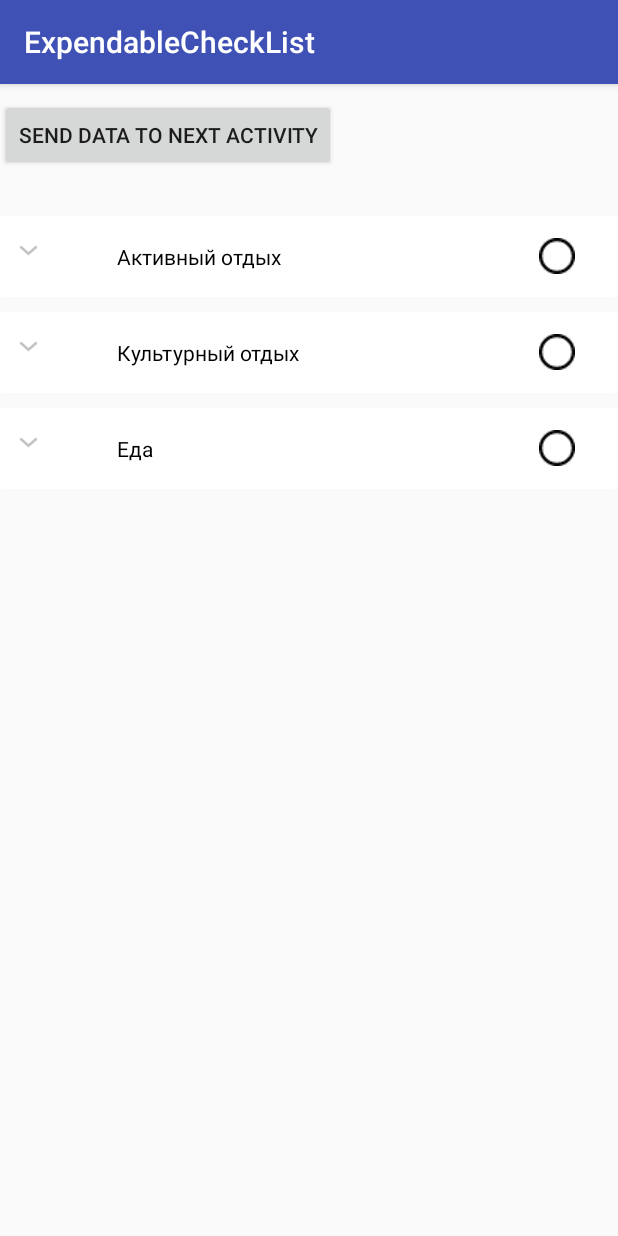
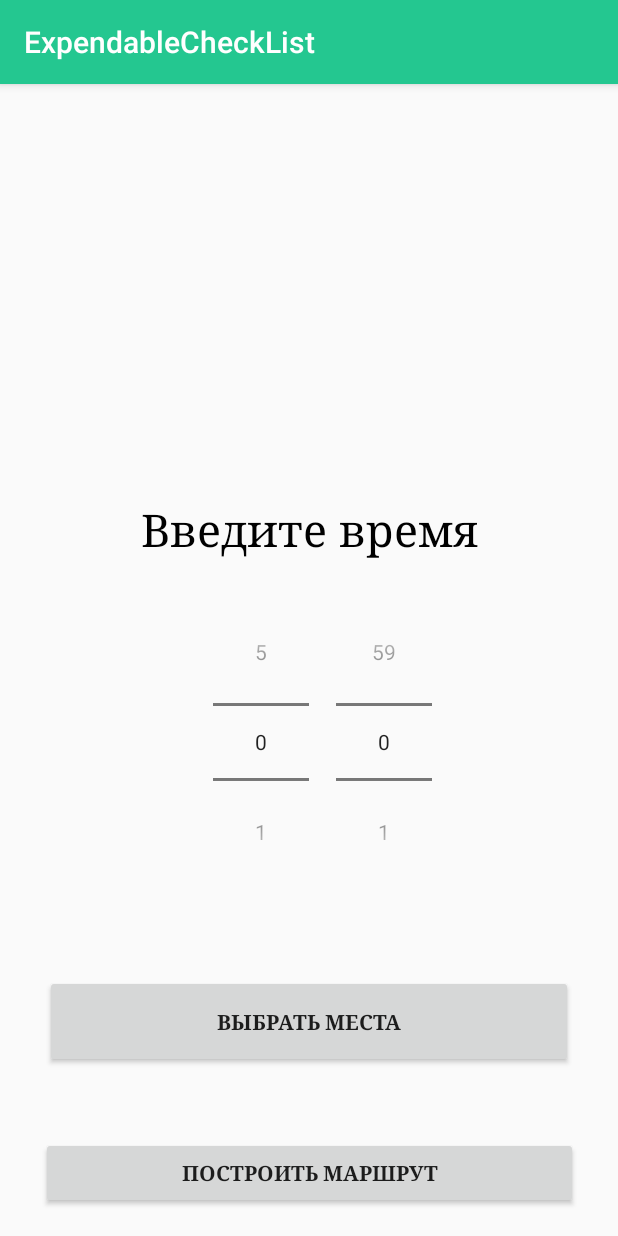
Before and after one commit to theantialex/Find-Your-Places, an Android app: the screen it shows after launch (MainActivity before the commit, NewRouteActivity after it), on a phone screen of 412 x 824 dp. Run offline under Robolectric (Android 15) with nearby library versions, the phone set to English and light mode, and no system bars.

Commit message:
New Activities

```diff
--- a/app/src/main/AndroidManifest.xml
+++ b/app/src/main/AndroidManifest.xml
@@ -9,14 +9,21 @@
         android:roundIcon="@mipmap/ic_launcher_round"
         android:supportsRtl="true"
         android:theme="@style/AppTheme">
-        <activity android:name=".MainActivity">
+        <activity android:name=".NewRouteActivity">
             <intent-filter>
                 <action android:name="android.intent.action.MAIN" />
 
                 <category android:name="android.intent.category.LAUNCHER" />
             </intent-filter>
         </activity>
-        <activity android:name=".CheckedActivity"></activity>
+        <activity android:name=".CheckedActivity" />
+        <activity android:name=".PlacesListActivity">
+            <intent-filter>
+                <action android:name=".PlacesListActivity" />
+
+                <category android:name="android.intent.category.DEFAULT" />
+            </intent-filter>
+        </activity>
     </application>
 
 </manifest>
--- /dev/null
+++ b/app/src/main/java/com/example/alexandra/expendablechecklist/NewRouteActivity.java
@@ -0,0 +1,51 @@
+package com.example.alexandra.expendablechecklist;
+
+import android.content.Intent;
+import android.support.v7.app.AppCompatActivity;
+import android.os.Bundle;
+import android.view.View;
+import android.widget.Button;
+import android.widget.NumberPicker;
+
+public class NewRouteActivity extends AppCompatActivity {
+
+    NumberPicker thouPicker = null;
+    NumberPicker tminPicker = null;
+    private Button act_new;
+
+    @Override
+    protected void onCreate(Bundle savedInstanceState) {
+        super.onCreate(savedInstanceState);
+        setContentView(R.layout.activity_new_route);
+        addListenerOnButton();
+
+        thouPicker = (NumberPicker)findViewById(R.id.hour_picker);
+        thouPicker.setMaxValue(5);
+        thouPicker.setMinValue(0);
+        thouPicker.setWrapSelectorWheel(true);
+
+        tminPicker = (NumberPicker)findViewById(R.id.minute_picker);
+        tminPicker.setMaxValue(59);
+        tminPicker.setMinValue(0);
+        tminPicker.setWrapSelectorWheel(true);
+
+
+    }
+    public void addListenerOnButton() {
+
+        act_new = (Button) findViewById(R.id.btnChoose);
+
+        act_new.setOnClickListener(
+                new View.OnClickListener() {
+                    @Override
+                    public void onClick(View v) {
+                        //Opens second activity
+                        Intent intent = new Intent(".PlacesListActivity");
+                        startActivity(intent);
+
+
+                    }
+                }
+        );
+    }
+    }
--- a/app/src/main/java/com/example/alexandra/expendablechecklist/MainActivity.java
+++ b/app/src/main/java/com/example/alexandra/expendablechecklist/PlacesListActivity.java
@@ -12,7 +12,7 @@ import com.example.alexandra.expendablechecklist.Model.SubCategoryItem;
 import java.util.ArrayList;
 import java.util.HashMap;
 
-public class MainActivity extends AppCompatActivity {
+public class PlacesListActivity extends AppCompatActivity {
 
     private Button btn;
     private ExpandableListView lvCategory;
@@ -28,14 +28,14 @@ public class MainActivity extends AppCompatActivity {
     @Override
     protected void onCreate(Bundle savedInstanceState) {
         super.onCreate(savedInstanceState);
-        setContentView(R.layout.activity_main);
+        setContentView(R.layout.activity_places_list);
 
         btn = findViewById(R.id.btn);
 
         btn.setOnClickListener(new View.OnClickListener() {
             @Override
             public void onClick(View v) {
-                Intent intent = new Intent(MainActivity.this, CheckedActivity.class);
+                Intent intent = new Intent(PlacesListActivity.this, CheckedActivity.class);
                 startActivity(intent);
             }
         });
@@ -99,13 +99,17 @@ public class MainActivity extends AppCompatActivity {
         dataItem.setCategoryId("3");
         dataItem.setCategoryName("Еда");
         arSubCategory = new ArrayList<>();
+        ArrayList<String> FoodTypes = new ArrayList<>();
+        FoodTypes.add("Ресторан");
+        FoodTypes.add("Кафе");
+        FoodTypes.add("Бар");
 
-        for (int k = 1; k < 6; k++) {
+        for (int k = 0; k < FoodTypes.size(); k++) {
 
             SubCategoryItem subCategoryItem = new SubCategoryItem();
             subCategoryItem.setCategoryId(String.valueOf(ActTypes));
             subCategoryItem.setIsChecked(ConstantManager.CHECK_BOX_CHECKED_FALSE);
-            subCategoryItem.setSubCategoryName("Cooking: " + k);
+            subCategoryItem.setSubCategoryName(FoodTypes.get(k));
             arSubCategory.add(subCategoryItem);
         }
 
--- /dev/null
+++ b/app/src/main/res/layout/activity_new_route.xml
@@ -0,0 +1,89 @@
+<?xml version="1.0" encoding="utf-8"?>
+<android.support.constraint.ConstraintLayout xmlns:android="http://schemas.android.com/apk/res/android"
+    xmlns:app="http://schemas.android.com/apk/res-auto"
+    xmlns:tools="http://schemas.android.com/tools"
+    android:layout_width="match_parent"
+    android:layout_height="match_parent"
+    tools:context=".NewRouteActivity">
+
+    <NumberPicker
+        android:id="@+id/hour_picker"
+        android:layout_width="wrap_content"
+        android:layout_height="wrap_content"
+        android:layout_marginStart="124dp"
+        android:layout_marginLeft="124dp"
+        android:layout_marginBottom="239dp"
+        android:orientation="vertical"
+        app:layout_constraintBottom_toBottomOf="parent"
+        app:layout_constraintEnd_toStartOf="@+id/minute_picker"
+        app:layout_constraintStart_toStartOf="parent" />
+
+    <NumberPicker
+        android:id="@+id/minute_picker"
+        android:layout_width="wrap_content"
+        android:layout_height="wrap_content"
+        android:layout_marginTop="31dp"
+        android:layout_marginEnd="124dp"
+        android:layout_marginRight="124dp"
+        android:layout_marginBottom="239dp"
+        android:orientation="vertical"
+        app:layout_constraintBottom_toBottomOf="parent"
+        app:layout_constraintEnd_toEndOf="parent"
+        app:layout_constraintTop_toBottomOf="@+id/time_view" />
+
+    <TextView
+        android:id="@+id/time_view"
+        android:layout_width="wrap_content"
+        android:layout_height="wrap_content"
+        android:layout_marginTop="20dp"
+        android:layout_marginBottom="32dp"
+        android:gravity="center"
+        android:text="@string/dfh"
+        android:textColor="@android:color/black"
+        android:textSize="30sp"
+        app:fontFamily="serif"
+        app:layout_constraintBottom_toTopOf="@+id/hour_picker"
+        app:layout_constraintEnd_toEndOf="parent"
+        app:layout_constraintHorizontal_bias="0.503"
+        app:layout_constraintStart_toStartOf="parent"
+        app:layout_constraintTop_toTopOf="parent"
+        app:layout_constraintVertical_bias="1.0" />
+
+    <Button
+        android:id="@+id/btnChoose"
+        android:layout_width="352dp"
+        android:layout_height="62dp"
+        android:layout_marginStart="16dp"
+        android:layout_marginLeft="16dp"
+        android:layout_marginTop="65dp"
+        android:layout_marginEnd="16dp"
+        android:layout_marginRight="16dp"
+        android:layout_marginBottom="46dp"
+        android:gravity="center"
+        android:text="@string/SF"
+        android:textStyle="bold"
+        app:fontFamily="serif"
+        app:layout_constraintBottom_toTopOf="@+id/btnMake"
+        app:layout_constraintEnd_toEndOf="parent"
+        app:layout_constraintStart_toStartOf="parent"
+        app:layout_constraintTop_toBottomOf="@+id/hour_picker" />
+
+    <Button
+        android:id="@+id/btnMake"
+        android:layout_width="358dp"
+        android:layout_height="wrap_content"
+        android:layout_marginStart="18dp"
+        android:layout_marginLeft="18dp"
+        android:layout_marginEnd="18dp"
+        android:layout_marginRight="18dp"
+        android:layout_marginBottom="18dp"
+        android:gravity="center"
+        android:text="@string/DG"
+        android:textStyle="bold"
+        app:fontFamily="serif"
+        app:layout_constraintBottom_toBottomOf="parent"
+        app:layout_constraintEnd_toEndOf="parent"
+        app:layout_constraintStart_toStartOf="parent" />
+
+
+</android.support.constraint.ConstraintLayout>
--- a/app/src/main/res/layout/activity_main.xml
+++ b/app/src/main/res/layout/activity_places_list.xml
@@ -5,7 +5,7 @@
     android:layout_width="match_parent"
     android:layout_height="match_parent"
     android:orientation="vertical"
-    tools:context=".MainActivity">
+    tools:context=".PlacesListActivity">
 
     <Button
         android:layout_width="wrap_content"
--- a/app/src/main/res/values/colors.xml
+++ b/app/src/main/res/values/colors.xml
@@ -1,8 +1,8 @@
 <?xml version="1.0" encoding="utf-8"?>
 <resources>
-    <color name="colorPrimary">#3F51B5</color>
-    <color name="colorPrimaryDark">#303F9F</color>
-    <color name="colorAccent">#FF4081</color>
+    <color name="colorPrimary">#24C790</color>
+    <color name="colorPrimaryDark">#5D5E6D</color>
+    <color name="colorAccent">#595959</color>
     <color name="colorWhite">#fff</color>
     <color name="colorBlack">#000</color>
 </resources>
--- a/app/src/main/res/values/strings.xml
+++ b/app/src/main/res/values/strings.xml
@@ -1,3 +1,6 @@
 <resources>
     <string name="app_name">ExpendableCheckList</string>
+    <string name="dfh">Введите время</string>
+    <string name="SF">Выбрать места</string>
+    <string name="DG">Построить маршрут</string>
 </resources>
```
Lines whose indentation alone changed are shown as unchanged.
